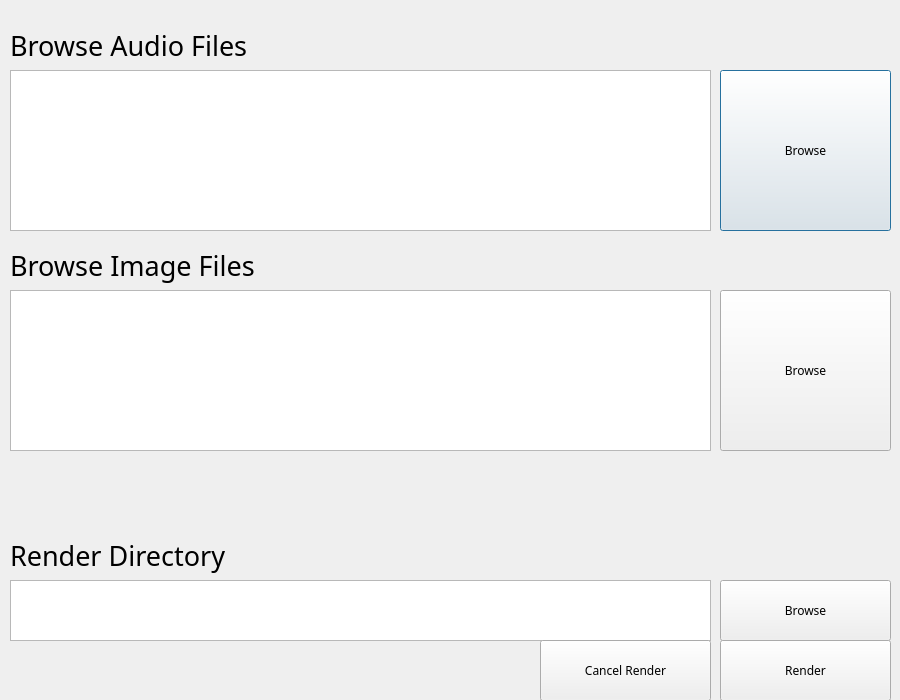
The window that magic_video_gen_qt5_gui.ui (PriomDeb/Quick-Merge-Video) describes before a commit, drawn with Qt 5.
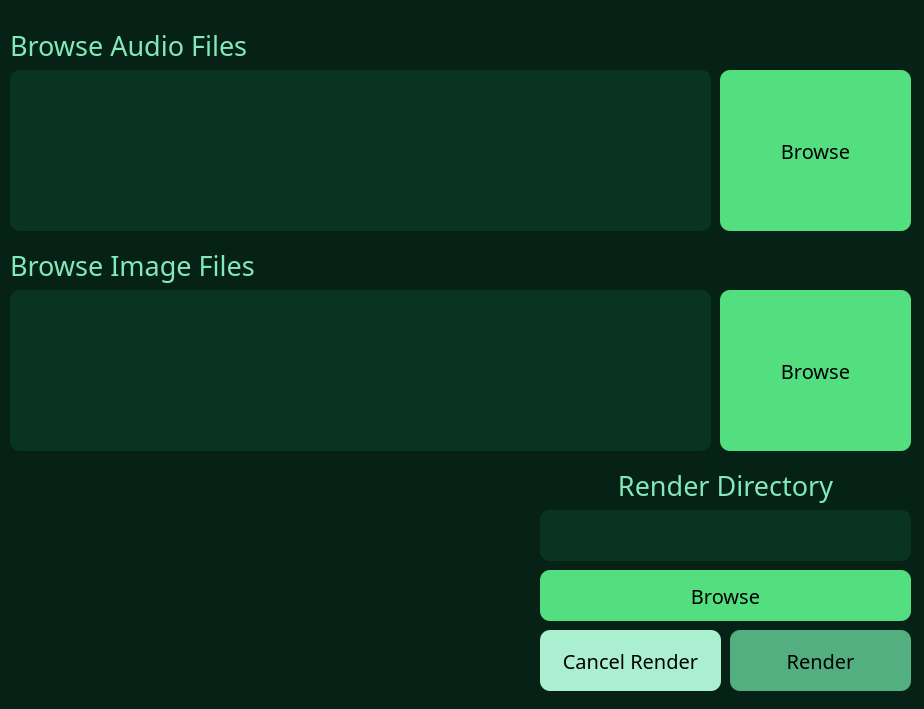
The same window after the commit.

```diff
--- a/magic_video_gen_qt5_gui.ui
+++ b/magic_video_gen_qt5_gui.ui
@@ -2,12 +2,15 @@
 <ui version="4.0">
  <class>Dialog</class>
  <widget class="QDialog" name="Dialog">
+  <property name="enabled">
+   <bool>true</bool>
+  </property>
   <property name="geometry">
    <rect>
     <x>0</x>
     <y>0</y>
-    <width>900</width>
-    <height>700</height>
+    <width>924</width>
+    <height>709</height>
    </rect>
   </property>
   <property name="font">
@@ -20,15 +23,31 @@
   <property name="windowTitle">
    <string>Dialog</string>
   </property>
+  <property name="styleSheet">
+   <string notr="true">QDialog#Dialog {
+    background-color: #062216;
+    min-width: 10em;
+    padding: 6px;
+}</string>
+  </property>
   <widget class="QPushButton" name="audio_browse">
    <property name="geometry">
     <rect>
      <x>720</x>
      <y>70</y>
-     <width>171</width>
+     <width>191</width>
      <height>161</height>
     </rect>
    </property>
+   <property name="styleSheet">
+    <string notr="true">QPushButton#audio_browse {
+    background-color: #53df80;
+    border-width: 0px;
+    border-radius: 10px;
+    font: 20px;
+    padding: 0px;
+}</string>
+   </property>
    <property name="text">
     <string>Browse</string>
    </property>
@@ -52,6 +71,12 @@
      <strikeout>false</strikeout>
     </font>
    </property>
+   <property name="styleSheet">
+    <string notr="true">QLabel#browse_audio_label {
+    background-color: None;
+	color: #83e8ba;
+}</string>
+   </property>
    <property name="text">
     <string>Browse Audio Files</string>
    </property>
@@ -75,6 +100,12 @@
      <strikeout>false</strikeout>
     </font>
    </property>
+   <property name="styleSheet">
+    <string notr="true">QLabel#browse_image_label {
+    background-color: None;
+	color: #83e8ba;
+}</string>
+   </property>
    <property name="text">
     <string>Browse Image Files</string>
    </property>
@@ -84,15 +115,27 @@
     <rect>
      <x>720</x>
      <y>290</y>
-     <width>171</width>
+     <width>191</width>
      <height>161</height>
     </rect>
    </property>
+   <property name="styleSheet">
+    <string notr="true">QPushButton#image_browse {
+    background-color: #53df80;
+    border-width: 0px;
+    border-radius: 10px;
+    font: 20px;
+    padding: 0px;
+}</string>
+   </property>
    <property name="text">
     <string>Browse</string>
    </property>
   </widget>
   <widget class="QTextEdit" name="audio_dir">
+   <property name="enabled">
+    <bool>true</bool>
+   </property>
    <property name="geometry">
     <rect>
      <x>10</x>
@@ -109,6 +152,13 @@
      <strikeout>false</strikeout>
     </font>
    </property>
+   <property name="styleSheet">
+    <string notr="true">QTextEdit#audio_dir {
+    background-color: #093421;
+	border-radius: 10px;
+	color: #a9efd0;
+}</string>
+   </property>
   </widget>
   <widget class="QTextEdit" name="image_dir">
    <property name="geometry">
@@ -127,14 +177,21 @@
      <strikeout>false</strikeout>
     </font>
    </property>
+   <property name="styleSheet">
+    <string notr="true">QTextEdit#image_dir {
+    background-color: #093421;
+	border-radius: 10px;
+	color: #a9efd0;
+}</string>
+   </property>
   </widget>
   <widget class="QTextEdit" name="render_dir">
    <property name="geometry">
     <rect>
-     <x>10</x>
-     <y>580</y>
-     <width>701</width>
-     <height>61</height>
+     <x>540</x>
+     <y>510</y>
+     <width>371</width>
+     <height>51</height>
     </rect>
    </property>
    <property name="font">
@@ -145,26 +202,42 @@
      <strikeout>false</strikeout>
     </font>
    </property>
+   <property name="styleSheet">
+    <string notr="true">QTextEdit#render_dir {
+    background-color: #093421;
+	border-radius: 10px;
+	color: #a9efd0;
+}</string>
+   </property>
   </widget>
   <widget class="QPushButton" name="render_browse">
    <property name="geometry">
     <rect>
-     <x>720</x>
-     <y>580</y>
-     <width>171</width>
-     <height>61</height>
+     <x>540</x>
+     <y>570</y>
+     <width>371</width>
+     <height>51</height>
     </rect>
    </property>
+   <property name="styleSheet">
+    <string notr="true">QPushButton#render_browse {
+    background-color: #53df80;
+    border-width: 0px;
+    border-radius: 10px;
+    font: 20px;
+    padding: 0px;
+}</string>
+   </property>
    <property name="text">
     <string>Browse</string>
    </property>
   </widget>
-  <widget class="QLabel" name="browse_image_label_2">
+  <widget class="QLabel" name="browse_render_label">
    <property name="geometry">
     <rect>
-     <x>10</x>
-     <y>530</y>
-     <width>291</width>
+     <x>540</x>
+     <y>460</y>
+     <width>371</width>
      <height>51</height>
     </rect>
    </property>
@@ -178,19 +251,37 @@
      <strikeout>false</strikeout>
     </font>
    </property>
+   <property name="styleSheet">
+    <string notr="true">QLabel#browse_render_label {
+    background-color: None;
+	color: #83e8ba;
+}</string>
+   </property>
    <property name="text">
     <string>Render Directory</string>
    </property>
+   <property name="alignment">
+    <set>Qt::AlignCenter</set>
+   </property>
   </widget>
   <widget class="QPushButton" name="render">
    <property name="geometry">
     <rect>
-     <x>720</x>
-     <y>640</y>
-     <width>171</width>
+     <x>730</x>
+     <y>630</y>
+     <width>181</width>
      <height>61</height>
     </rect>
    </property>
+   <property name="styleSheet">
+    <string notr="true">QPushButton#render {
+    background-color: #53af80;
+    border-width: 0px;
+    border-radius: 10px;
+    font: 20px;
+    padding: 0px;
+}</string>
+   </property>
    <property name="text">
     <string>Render</string>
    </property>
@@ -199,11 +290,20 @@
    <property name="geometry">
     <rect>
      <x>540</x>
-     <y>640</y>
-     <width>171</width>
+     <y>630</y>
+     <width>181</width>
      <height>61</height>
     </rect>
    </property>
+   <property name="styleSheet">
+    <string notr="true">QPushButton#cancel_render{
+    background-color: #a9efd0;
+    border-width: 0px;
+    border-radius: 10px;
+    font: 20px;
+    padding: 0px;
+}</string>
+   </property>
    <property name="text">
     <string>Cancel Render</string>
    </property>
```
